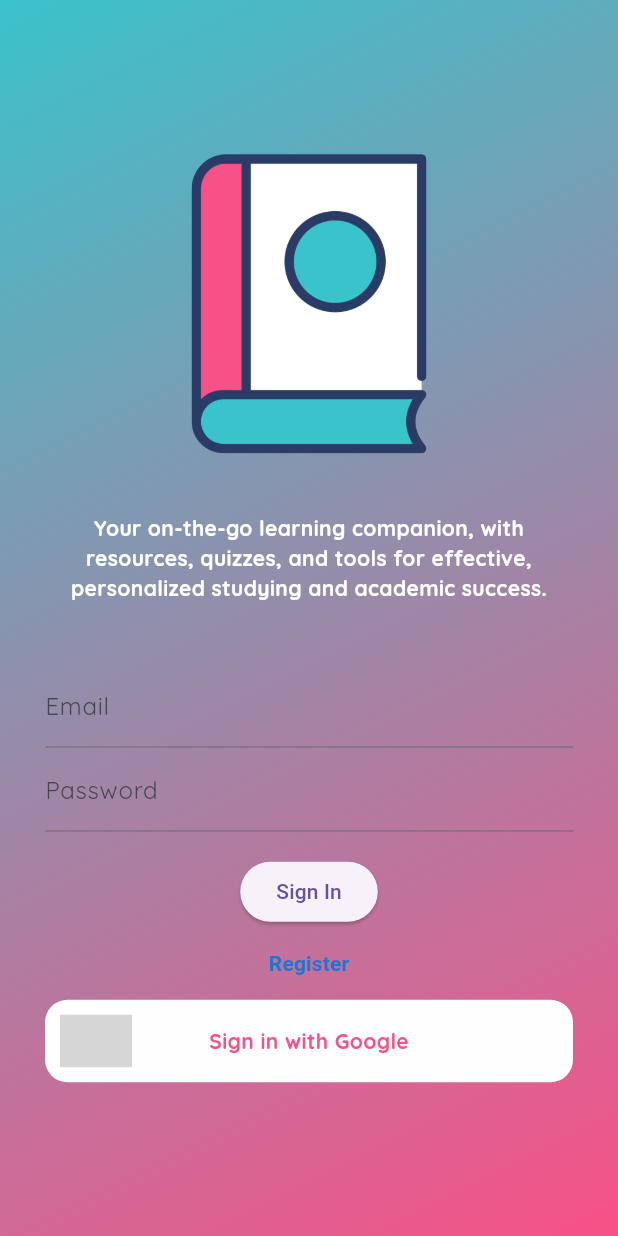
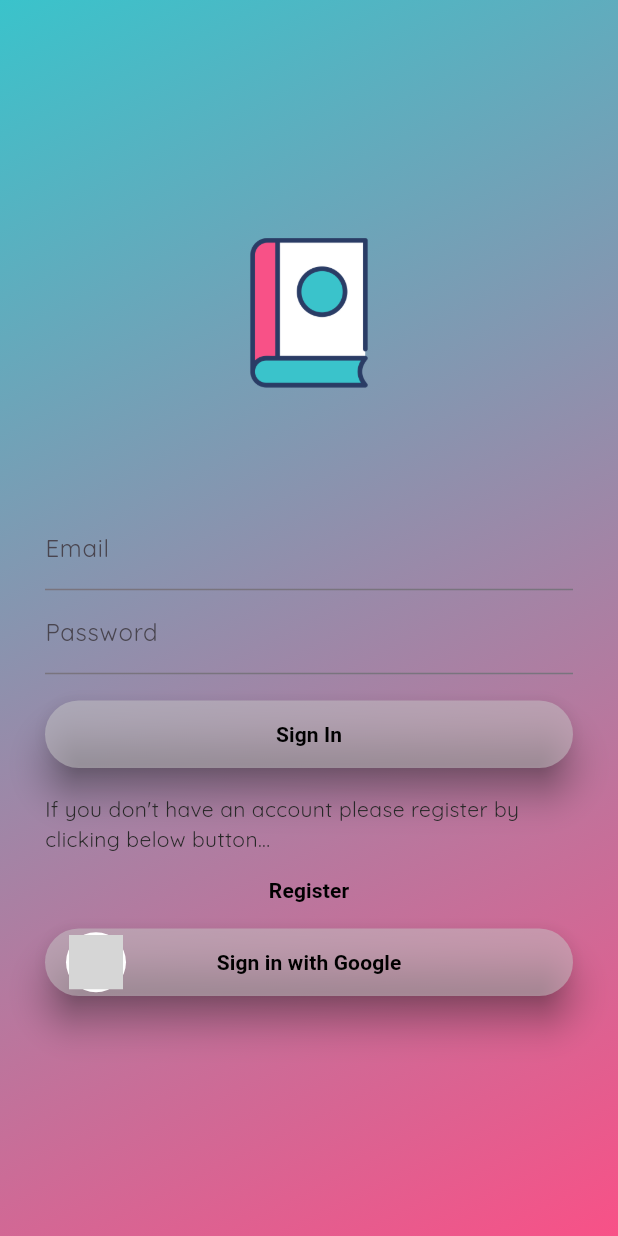
Before and after one commit to SupunJayaweera/Mobile_Quiz_App, a Flutter app: the LoginScreen screen opened by its route, on a phone screen of 412 x 824 dp. Run offline on Flutter 3.47's test engine with Material 3 defaults, Android fonts, the phone set to English and light mode, and no system bars; our stand-ins replace cached_network_image, cloud_firestore, firebase_auth, firebase_core, firebase_storage, flutter_svg and 6 more; missing offline and left inert: easy_separator; accounts and stored records are empty; project files that could hold a hidden picture were left out; grey boxes are pictures that could not be loaded.

Commit message:
Styling login screen

```diff
--- a/lib/screens/login/login_screen.dart
+++ b/lib/screens/login/login_screen.dart
@@ -28,13 +28,13 @@ class LoginScreen extends GetView<AuthConatroller> {
             children: [
               Image.asset(
                 "assets/images/app_splash_logo.png",
-                width: 200,
-                height: 200,
+                width: 100,
+                height: 100,
               ),
               const Padding(
-                padding: EdgeInsets.symmetric(vertical: 40),
+                padding: EdgeInsets.symmetric(vertical: 30),
                 child: Text(
-                  "Your on-the-go learning companion, with resources, quizzes, and tools for effective, personalized studying and academic success.",
+                  "",
                   style: TextStyle(
                     color: onSurfaceTextColor,
                     fontWeight: FontWeight.bold,
@@ -71,7 +71,7 @@ class LoginScreen extends GetView<AuthConatroller> {
                   return null;
                 },
               ),
-              SizedBox(
+              const SizedBox(
                   height: 16), // Add some space between text field and button
               // Sign In button
               ElevatedButton(
@@ -83,7 +83,24 @@ class LoginScreen extends GetView<AuthConatroller> {
                     );
                   }
                 },
-                child: Text("Sign In"),
+                style: ElevatedButton.styleFrom(
+                    shape: const StadiumBorder(),
+                    backgroundColor:
+                        Theme.of(context).splashColor.withOpacity(0.5),
+                    elevation: 10,
+                    shadowColor: const Color.fromARGB(255, 34, 37, 41),
+                    minimumSize: const Size.fromHeight(45)),
+                child: Text(
+                  "Sign In",
+                  style: TextStyle(
+                      color: Colors.black, fontWeight: FontWeight.bold),
+                ),
+              ),
+              const SizedBox(height: 16),
+
+              const Center(
+                child: Text(
+                    "If you don't have an account please register by clicking below button..."),
               ),
               // Register button
               TextButton(
@@ -94,29 +111,53 @@ class LoginScreen extends GetView<AuthConatroller> {
                 child: Text(
                   "Register",
                   style: TextStyle(
-                    color: Theme.of(context).primaryColorDark,
+                    color: Colors.black,
                     fontWeight: FontWeight.bold,
                   ),
                 ),
               ),
               // Sign In with Google button (your existing code)
-              MainButton(
-                onTap: () {
+              ElevatedButton(
+                onPressed: () {
                   controller.signInWithGoogle();
                 },
+                style: ElevatedButton.styleFrom(
+                    shape: const StadiumBorder(),
+                    backgroundColor:
+                        Theme.of(context).splashColor.withOpacity(0.5),
+                    elevation: 10,
+                    shadowColor: const Color.fromARGB(255, 34, 37, 41),
+                    minimumSize: const Size.fromHeight(45)),
                 child: Stack(
                   children: [
                     Positioned(
                       top: 0,
                       bottom: 0,
                       left: 0,
-                      child: SvgPicture.asset("assets/icons/google.svg"),
+                      child: Transform.scale(
+                        scale: 2,
+                        child: Container(
+                          width: 20,
+                          decoration: const BoxDecoration(
+                            color: Colors.white,
+                            shape: BoxShape.circle,
+                          ),
+                          child: Padding(
+                            padding: const EdgeInsets.all(1.0),
+                            child: SvgPicture.asset(
+                              "assets/icons/google.svg",
+                              width: 36,
+                              height: 36,
+                            ),
+                          ),
+                        ),
+                      ),
                     ),
-                    Center(
+                    const Center(
                       child: Text(
                         "Sign in with Google",
                         style: TextStyle(
-                          color: Theme.of(context).primaryColor,
+                          color: Colors.black,
                           fontWeight: FontWeight.bold,
                         ),
                       ),
```
